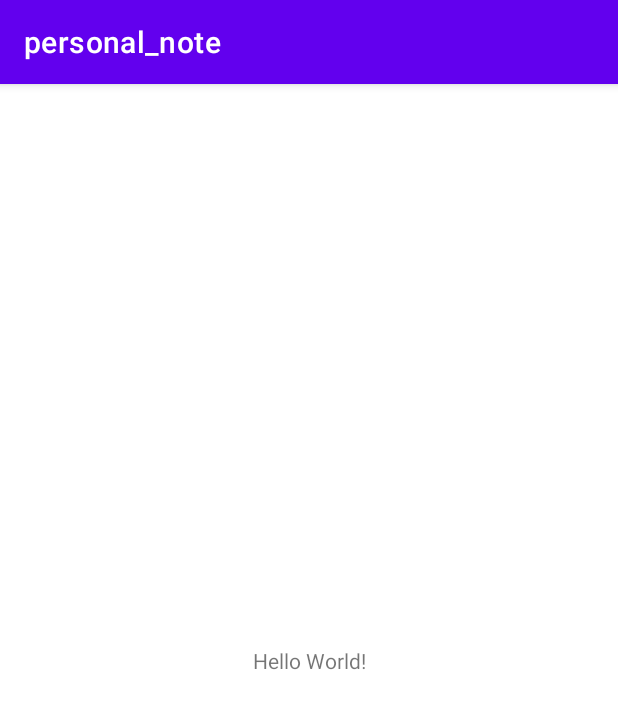
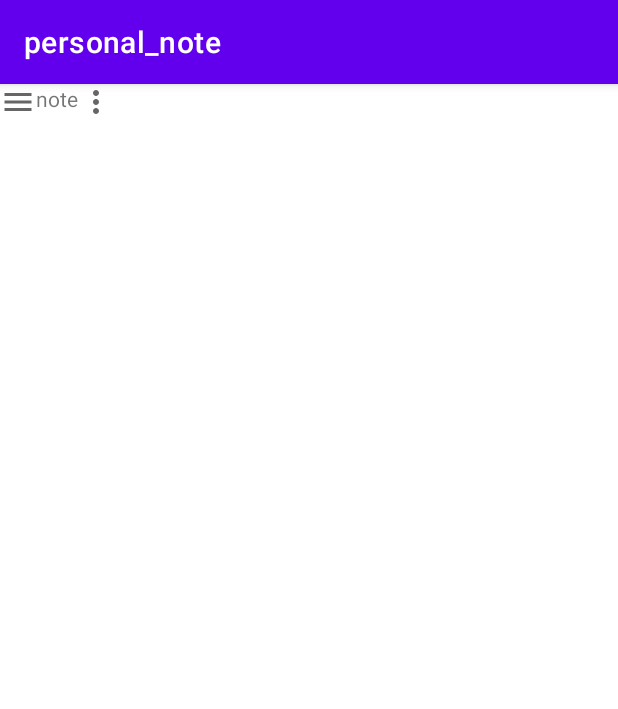
Before and after one commit to trandinhthang/GhiChuCaNhan, an Android app: the screen it shows after launch (MainActivity), on a phone screen of 412 x 824 dp. Shown: the top 709 px of the screen. Run offline under Robolectric (Android 15) with nearby library versions, the phone set to English and light mode, and no system bars.

```diff
--- a/app/build.gradle
+++ b/app/build.gradle
@@ -36,4 +36,5 @@ dependencies {
     testImplementation 'junit:junit:4.+'
     androidTestImplementation 'androidx.test.ext:junit:1.1.2'
     androidTestImplementation 'androidx.test.espresso:espresso-core:3.3.0'
+
 }
--- a/app/src/main/AndroidManifest.xml
+++ b/app/src/main/AndroidManifest.xml
@@ -9,6 +9,9 @@
         android:roundIcon="@mipmap/ic_launcher_round"
         android:supportsRtl="true"
         android:theme="@style/Theme.Personal_note">
+        <activity android:name=".NoteActivity"></activity>
+        <activity android:name=".StatusActivity" />
+        <activity android:name=".PriorityActivity" />
         <activity android:name=".MainActivity">
             <intent-filter>
                 <action android:name="android.intent.action.MAIN" />
--- /dev/null
+++ b/app/src/main/res/drawable/ic_baseline_add_circle_24.xml
@@ -0,0 +1,5 @@
+<vector android:height="24dp" android:tint="#E161D7"
+    android:viewportHeight="24" android:viewportWidth="24"
+    android:width="24dp" xmlns:android="http://schemas.android.com/apk/res/android">
+    <path android:fillColor="@android:color/white" android:pathData="M12,2C6.48,2 2,6.48 2,12s4.48,10 10,10 10,-4.48 10,-10S17.52,2 12,2zM17,13h-4v4h-2v-4L7,13v-2h4L11,7h2v4h4v2z"/>
+</vector>
--- /dev/null
+++ b/app/src/main/res/drawable/ic_baseline_menu_24.xml
@@ -0,0 +1,10 @@
+<vector xmlns:android="http://schemas.android.com/apk/res/android"
+    android:width="24dp"
+    android:height="24dp"
+    android:viewportWidth="24"
+    android:viewportHeight="24"
+    android:tint="?attr/colorControlNormal">
+  <path
+      android:fillColor="@android:color/white"
+      android:pathData="M3,18h18v-2L3,16v2zM3,13h18v-2L3,11v2zM3,6v2h18L21,6L3,6z"/>
+</vector>
--- /dev/null
+++ b/app/src/main/res/drawable/ic_baseline_more_vert_24.xml
@@ -0,0 +1,10 @@
+<vector xmlns:android="http://schemas.android.com/apk/res/android"
+    android:width="24dp"
+    android:height="24dp"
+    android:viewportWidth="24"
+    android:viewportHeight="24"
+    android:tint="?attr/colorControlNormal">
+  <path
+      android:fillColor="@android:color/white"
+      android:pathData="M12,8c1.1,0 2,-0.9 2,-2s-0.9,-2 -2,-2 -2,0.9 -2,2 0.9,2 2,2zM12,10c-1.1,0 -2,0.9 -2,2s0.9,2 2,2 2,-0.9 2,-2 -0.9,-2 -2,-2zM12,16c-1.1,0 -2,0.9 -2,2s0.9,2 2,2 2,-0.9 2,-2 -0.9,-2 -2,-2z"/>
+</vector>
--- a/app/src/main/res/layout/activity_main.xml
+++ b/app/src/main/res/layout/activity_main.xml
@@ -1,18 +1,31 @@
 <?xml version="1.0" encoding="utf-8"?>
-<androidx.constraintlayout.widget.ConstraintLayout xmlns:android="http://schemas.android.com/apk/res/android"
+<androidx.drawerlayout.widget.DrawerLayout
+    xmlns:android="http://schemas.android.com/apk/res/android"
+    xmlns:tools="http://schemas.android.com/tools"
     xmlns:app="http://schemas.android.com/apk/res-auto"
-    xmlns:tools="http://schemas.android.com/tools"
     android:layout_width="match_parent"
     android:layout_height="match_parent"
+    android:id="@+id/drawerlayout"
     tools:context=".MainActivity">
 
-    <TextView
-        android:layout_width="wrap_content"
-        android:layout_height="wrap_content"
-        android:text="Hello World!"
-        app:layout_constraintBottom_toBottomOf="parent"
-        app:layout_constraintLeft_toLeftOf="parent"
-        app:layout_constraintRight_toRightOf="parent"
-        app:layout_constraintTop_toTopOf="parent" />
+  <LinearLayout
+      android:layout_width="match_parent"
+      android:layout_height="match_parent"
+    android:orientation="vertical">
+    <include
+      layout="@layout/main_toolbar"/>
+  </LinearLayout>
+  <RelativeLayout
+      android:layout_width="300dp"
+      android:layout_height="match_parent"
+    android:layout_gravity="start"
+    android:background="@color/white">
 
-</androidx.constraintlayout.widget.ConstraintLayout>
+    <include
+      layout="@layout/drawer_layout"/>
+  </RelativeLayout>
+
+
+
+
+  </androidx.drawerlayout.widget.DrawerLayout>
--- /dev/null
+++ b/app/src/main/res/layout/main_toolbar.xml
@@ -0,0 +1,21 @@
+<?xml version="1.0" encoding="utf-8"?>
+<LinearLayout
+    xmlns:android="http://schemas.android.com/apk/res/android" android:layout_width="match_parent"
+    android:layout_height="wrap_content"
+    android:orientation="horizontal">
+    <ImageView
+        android:layout_width="wrap_content"
+        android:layout_height="wrap_content"
+        android:onClick="menuClick"
+        android:src="@drawable/ic_baseline_menu_24"/>
+    <TextView
+        android:layout_width="wrap_content"
+        android:layout_height="wrap_content"
+        android:text="note"
+        android:textAlignment="center"/>
+    <ImageView
+        android:layout_width="wrap_content"
+        android:layout_height="wrap_content"
+        android:src="@drawable/ic_baseline_more_vert_24"/>
+
+</LinearLayout>
```
Also changed, not shown: app/src/main/java/com/example/personal_note/MainActivity.java (+26 -0 lines), app/src/main/java/com/example/personal_note/NoteActivity.java (added, +14 -0 lines), app/src/main/java/com/example/personal_note/PriorityActivity.java (added, +14 -0 lines), app/src/main/java/com/example/personal_note/StatusActivity.java (added, +14 -0 lines), app/src/main/res/drawable/ic_baseline_camera_alt_24.xml (added, +13 -0 lines), app/src/main/res/layout/activity_note.xml (added, +24 -0 lines), app/src/main/res/layout/activity_priority.xml (added, +24 -0 lines), app/src/main/res/layout/activity_status.xml (added, +24 -0 lines), app/src/main/res/layout/drawer_layout.xml (added, +220 -0 lines), app/src/main/res/layout/note_layout.xml (added, +81 -0 lines), app/src/main/res/layout/priotity_layout.xml (added, +35 -0 lines), app/src/main/res/layout/status_layout.xml (added, +35 -0 lines), app/src/main/res/layout/toolbar_layout.xml (added, +11 -0 lines).
